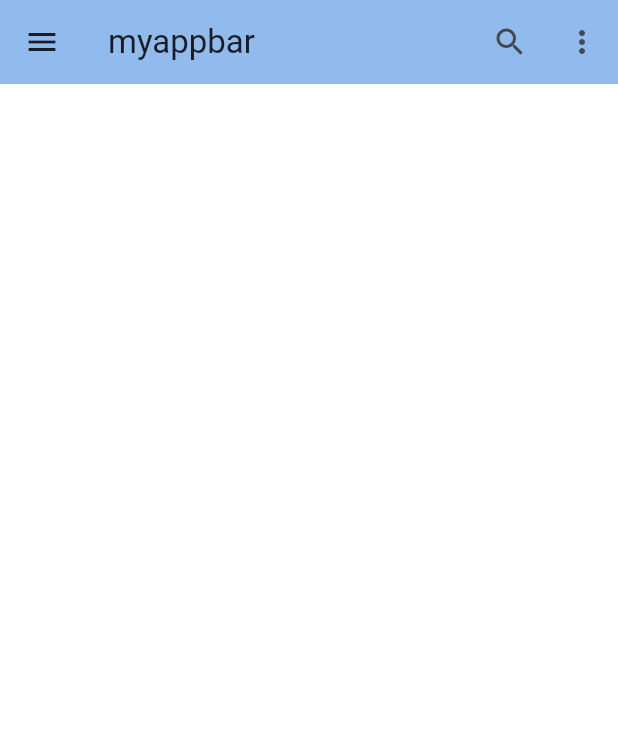
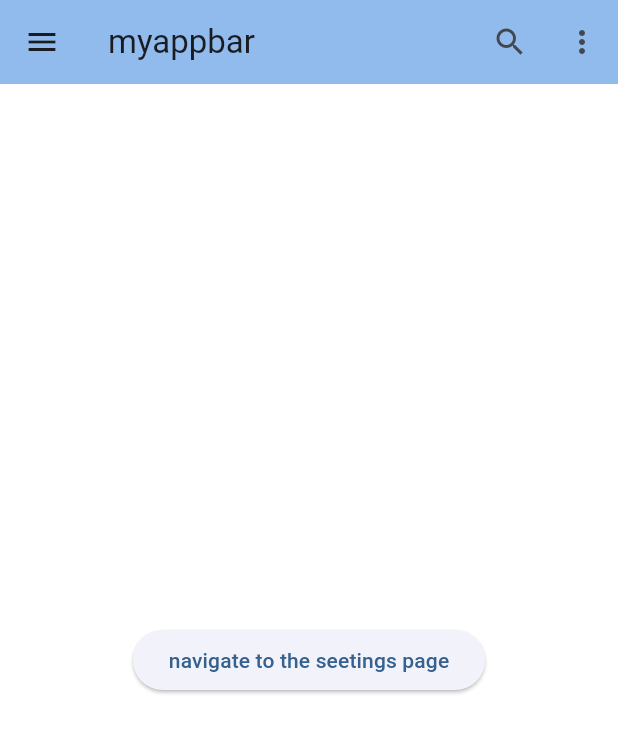
Before and after one commit to LINDEX171/aplli01, a Flutter app: the screen it shows after launch, on a phone screen of 412 x 824 dp. Shown: the top 733 px of the screen. Run offline on Flutter 3.47's test engine with Material 3 defaults, Android fonts, the phone set to English and light mode, and no system bars.

```diff
--- a/lib/main.dart
+++ b/lib/main.dart
@@ -1,3 +1,5 @@
+import 'package:appli01/pages/drawer_page.dart';
+import 'package:appli01/pages/home_page.dart';
 import 'package:flutter/material.dart';
 
 void main() {
@@ -30,108 +32,8 @@ class _HomePageState extends State<HomePage> {
   @override
   Widget build(BuildContext context) {
     return Scaffold(
-      drawer: Drawer(
-        backgroundColor: Colors.white,
-        child:  ListView(
-        children: [
-           Padding(
-             padding: const EdgeInsets.all(20.0),
-             child: Column(
-              mainAxisAlignment: MainAxisAlignment.center,
-              crossAxisAlignment: CrossAxisAlignment.start,
-              children: [
-              CircleAvatar(backgroundImage: NetworkImage("https://media.licdn.com/media/AAYQAQSOAAgAAQAAAAAAAB-zrMZEDXI2T62PSuT6kpB6qg.png"),maxRadius: 50,),
-              SizedBox(height: 15,),
-              Text("Ibrahima Dieng",style: TextStyle(fontSize: 20,fontWeight: FontWeight.bold),),
-                SizedBox(height: 15,),
-                Text("web mobile developer | php-laravel-"
-               "dart-flutter-python-django-bootstrap"),
-                SizedBox(height: 15,),
-                Text("Dakar, Région de Dakar,Sénégal"),
-                SizedBox(height: 15,),
-              Container(
-                color: Colors.grey,
-                child: ListTile(onTap: () {
-
-                },title: Text("Experience"),leading: Icon(Icons.add),),
-
-              ),
-                SizedBox(height: 20,),
-                Divider(thickness: 1,color: Colors.grey,),
-                 SizedBox(height: 30,),
-                Row(
-                  mainAxisAlignment: MainAxisAlignment.start,
-                  children: [
-                    Text("32", style: TextStyle(color: Colors.blue,fontSize: 20,fontWeight: FontWeight.bold),),
-                    SizedBox(width: 10,),
-                    Text("vues du profil",style: TextStyle(fontSize: 20,color: Colors.grey),),
-
-                  ],
-                ),
-                SizedBox(height: 10,),
-                Row(
-                  mainAxisAlignment: MainAxisAlignment.start,
-                  children: [
-                    Text("34", style: TextStyle(color: Colors.blue,fontSize: 20,fontWeight: FontWeight.bold),),
-                    SizedBox(width: 10,),
-                    Text("impressions du post",style: TextStyle(fontSize: 20,color: Colors.grey),),
-
-                  ],
-                ),
-                SizedBox(height: 20,),
-                Divider(thickness: 1,color: Colors.grey,),
-                SizedBox(height: 30,),
-                Text("Post enregistrés",style: TextStyle(fontWeight: FontWeight.bold,fontSize: 30),),
-                SizedBox(height: 30,),
-                Text("Groupes",style: TextStyle(fontWeight: FontWeight.bold,fontSize: 30),),
-                SizedBox(height: 30,),
-                Row(
-                  children: [
-                    Text("Jeux",style: TextStyle(fontWeight: FontWeight.bold,fontSize: 30),),
-                    SizedBox(width: 10,),
-                    Text("NOUVEAU",style: TextStyle(backgroundColor: Colors.amberAccent,),)
-
-                  ],
-                ),
-                SizedBox(height: 40,),
-                Row(
-                  mainAxisAlignment: MainAxisAlignment.start,
-                  crossAxisAlignment: CrossAxisAlignment.start,
-                  children: [
-                    Icon(Icons.workspace_premium),
-                    SizedBox(width: 10,),
-                    Text("Essai Premium pour 0 CFA",style: TextStyle(fontWeight: FontWeight.bold,fontSize: 15),)
-                  ],
-                ),
-                SizedBox(height: 40,),
-                Row(
-                  mainAxisAlignment: MainAxisAlignment.start,
-                  crossAxisAlignment: CrossAxisAlignment.start,
-                  children: [
-                    Icon(Icons.settings),
-                    SizedBox(width: 10,),
-                    Text("Préférences",style: TextStyle(fontWeight: FontWeight.bold,fontSize: 15),)
-                  ],
-                )
-                // ListTile(leading: Icon(Icons.workspace_premium),title: Text("Essai Premium pour 0 cfa",style: TextStyle(fontSize: 15,fontWeight: FontWeight.bold),),)
-                       ],),
-           )
-        ],
-      ),),
-      appBar: AppBar(
-        backgroundColor: Theme.of(context).colorScheme.inversePrimary,
-        // leading: Icon(Icons.menu),
-        title: Text("myappbar"),
-        actions: [
-          IconButton(onPressed: () {}, icon: Icon(Icons.search)),
-          IconButton(
-            onPressed: () {},
-            icon: Icon(Icons.more_vert),
-          )
-        ],
-        elevation: 14,
-      ),
       backgroundColor: Colors.white,
+      body: MyHomePage(),
     );
   }
 }
--- /dev/null
+++ b/lib/pages/home_page.dart
@@ -0,0 +1,43 @@
+import 'package:appli01/pages/drawer_page.dart';
+import 'package:appli01/pages/settings_page.dart';
+import 'package:flutter/material.dart';
+
+class MyHomePage extends StatefulWidget {
+  const MyHomePage({super.key});
+
+  @override
+  State<MyHomePage> createState() => _MyHomePageState();
+}
+
+class _MyHomePageState extends State<MyHomePage> {
+  @override
+  Widget build(BuildContext context) {
+    return  Scaffold(
+
+      drawer: DrawerPage(),
+      appBar: AppBar(
+        backgroundColor: Theme.of(context).colorScheme.inversePrimary,
+        // leading: Icon(Icons.menu),
+        title: Text("myappbar"),
+        actions: [
+          IconButton(onPressed: () {}, icon: Icon(Icons.search)),
+          IconButton(
+            onPressed: () {},
+            icon: Icon(Icons.more_vert),
+          )
+        ],
+        elevation: 14,
+      ),
+      backgroundColor: Colors.white,
+      body: Center(
+        child: ElevatedButton(
+          child: Text("navigate to the seetings page"),
+          onPressed: () {
+         Navigator.push(context, MaterialPageRoute(builder: (context) {
+           return MySettingsPage();
+         },),);
+        },),
+      ),
+    );
+  }
+}
```
Also changed, not shown: lib/pages/drawer_page.dart (added, +103 -0 lines), lib/pages/settings_page.dart (added, +29 -0 lines).
